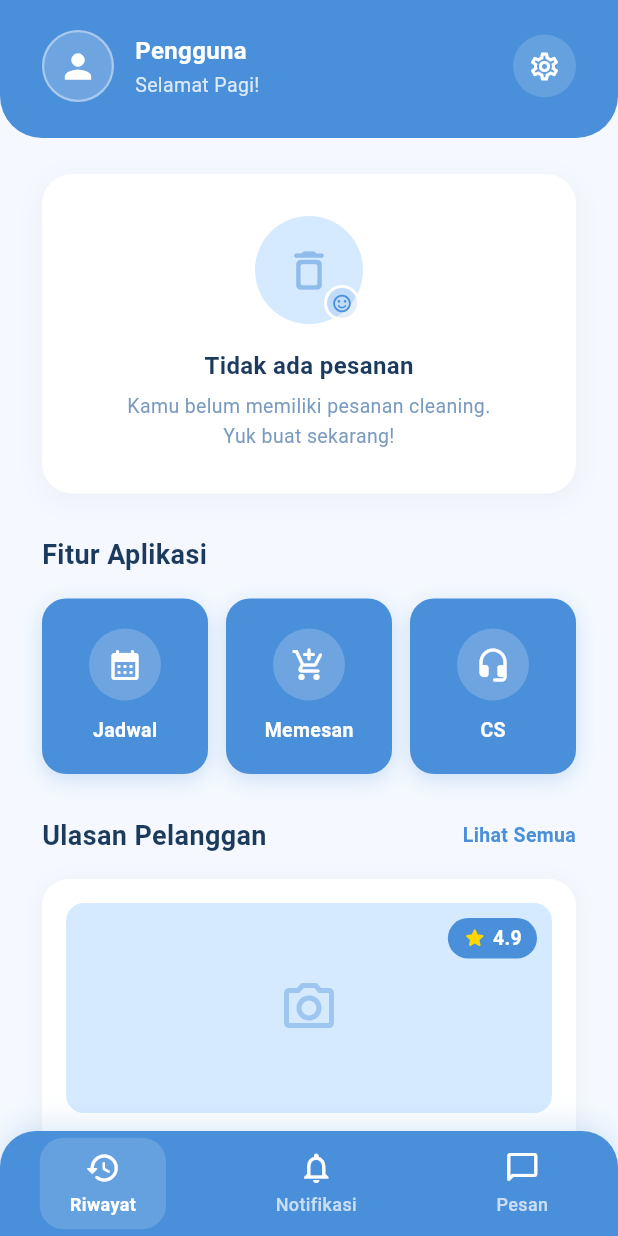
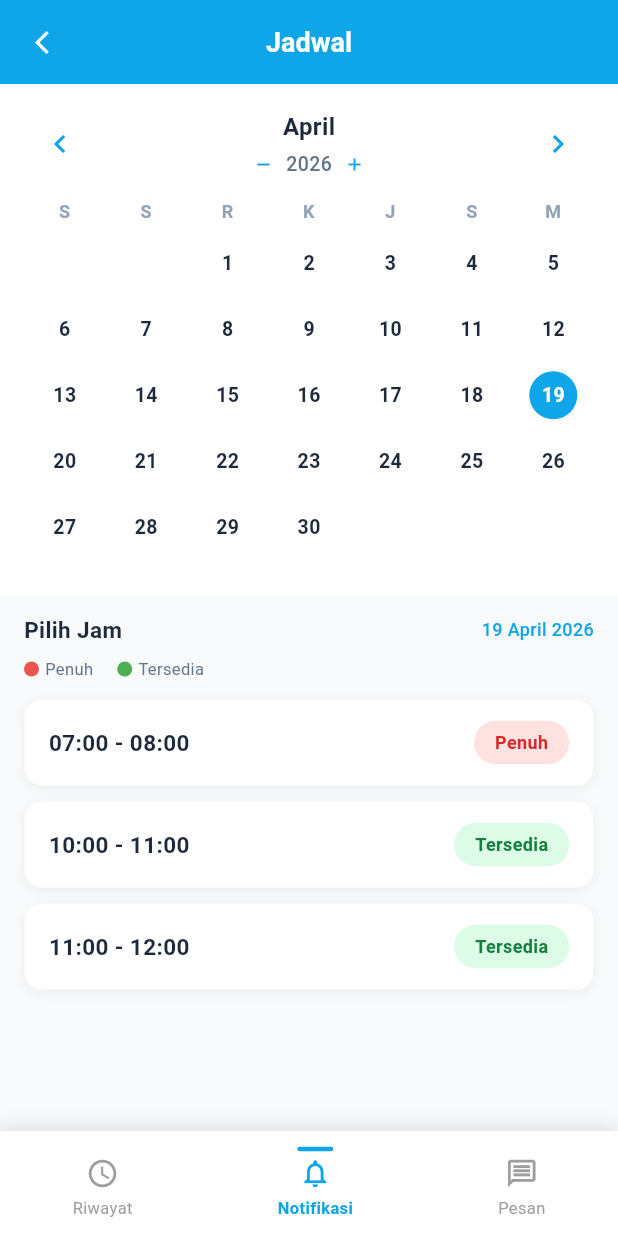
Before and after one commit to revanzayyan/cleanbee, a Flutter app: the DashboardScreen screen opened directly, after a tap on "Jadwal", on a phone screen of 412 x 824 dp. Run offline on Flutter 3.47's test engine with Material 3 defaults, Android fonts, the light colour scheme and no system bars; our stand-ins replace firebase_auth, firebase_core, google_sign_in; accounts and stored records are empty.

Commit message:
Menambah Fitur Jadwal

```diff
--- a/lib/screens/dashboard_screen.dart
+++ b/lib/screens/dashboard_screen.dart
@@ -2,6 +2,9 @@ import 'package:flutter/material.dart';
 import '../utils/constants.dart';
 import '../widgets/custom_bottom_nav.dart';
 import '../services/auth_service.dart';
+
+// 1. IMPORT file jadwal_screen agar bisa dipanggil
+import 'jadwal_screen.dart';
 
 class DashboardScreen extends StatefulWidget {
   const DashboardScreen({super.key});
@@ -159,7 +162,7 @@ class _DashboardScreenState extends State<DashboardScreen> {
     );
   }
 
-// status pesanan
+  // status pesanan
   Widget _buildOrderStatus() {
     return Padding(
       padding: const EdgeInsets.symmetric(horizontal: 28),
@@ -245,7 +248,7 @@ class _DashboardScreenState extends State<DashboardScreen> {
     );
   }
 
-// fitur aplikasi
+  // fitur aplikasi (SUDAH DIPERBAIKI)
   Widget _buildFeatureSection() {
     return Padding(
       padding: const EdgeInsets.symmetric(horizontal: 28),
@@ -263,17 +266,48 @@ class _DashboardScreenState extends State<DashboardScreen> {
           const SizedBox(height: 16),
           Row(
             children: [
+              // Fitur Jadwal (SUDAH BERFUNGSI)
               Expanded(
                   child: _featureCard(
-                      icon: Icons.calendar_month_rounded, label: 'Jadwal')),
+                      icon: Icons.calendar_month_rounded,
+                      label: 'Jadwal',
+                      onTap: () {
+                        // Berpindah ke halaman Jadwal
+                        Navigator.push(
+                          context,
+                          MaterialPageRoute(
+                            builder: (context) => const JadwalScreen(),
+                          ),
+                        );
+                      },
+                  )
+              ),
               const SizedBox(width: 12),
+              // Fitur Memesan
               Expanded(
                   child: _featureCard(
-                      icon: Icons.add_shopping_cart_rounded, label: 'Memesan')),
+                      icon: Icons.add_shopping_cart_rounded,
+                      label: 'Memesan',
+                      onTap: () {
+                        ScaffoldMessenger.of(context).showSnackBar(
+                          const SnackBar(content: Text('Fitur Memesan belum tersedia')),
+                        );
+                      },
+                  )
+              ),
               const SizedBox(width: 12),
+              // Fitur CS
               Expanded(
                   child: _featureCard(
-                      icon: Icons.headset_mic_rounded, label: 'CS')),
+                      icon: Icons.headset_mic_rounded,
+                      label: 'CS',
+                      onTap: () {
+                        ScaffoldMessenger.of(context).showSnackBar(
+                          const SnackBar(content: Text('Menghubungi Customer Service...')),
+                        );
+                      },
+                  )
+              ),
             ],
           ),
         ],
@@ -281,9 +315,14 @@ class _DashboardScreenState extends State<DashboardScreen> {
     );
   }
 
-  Widget _featureCard({required IconData icon, required String label}) {
+  // Widget Kartu Fitur (SUDAH DIPERBAIKI: Menambahkan VoidCallback)
+  Widget _featureCard({
+    required IconData icon,
+    required String label,
+    VoidCallback? onTap, // Parameter fungsi tap
+  }) {
     return GestureDetector(
-      onTap: () {},
+      onTap: onTap, // Jalankan fungsi saat ditekan
       child: Container(
         padding: const EdgeInsets.symmetric(vertical: 20),
         decoration: BoxDecoration(
@@ -323,7 +362,7 @@ class _DashboardScreenState extends State<DashboardScreen> {
     );
   }
 
-// ulasan pelanggan
+  // ulasan pelanggan
   Widget _buildReviewSection() {
     return Padding(
       padding: const EdgeInsets.symmetric(horizontal: 28),
--- /dev/null
+++ b/lib/screens/jadwal_screen.dart
@@ -0,0 +1,560 @@
+import 'package:flutter/material.dart';
+
+class JadwalScreen extends StatefulWidget {
+  const JadwalScreen({super.key});
+
+  @override
+  State<JadwalScreen> createState() => _JadwalScreenState();
+}
+
+class _JadwalScreenState extends State<JadwalScreen> {
+  late int selectedDay;
+  late int currentMonth; // 0-based (0 = Januari)
+  late int currentYear;
+  int activeNavIndex = 1;
+
+  final List<String> monthNames = [
+    'Januari', 'Februari', 'Maret', 'April', 'Mei', 'Juni',
+    'Juli', 'Agustus', 'September', 'Oktober', 'November', 'Desember',
+  ];
+
+  // Key: "year-month-day" (month 1-based), Value: list of time slots
+  final Map<String, List<Map<String, dynamic>>> scheduleData = {
+    '2025-4-1':  [
+      {'time': '07:00 - 08:00', 'isAvailable': false},
+      {'time': '09:00 - 10:00', 'isAvailable': true},
+      {'time': '13:00 - 14:00', 'isAvailable': true},
+    ],
+    '2025-4-5':  [
+      {'time': '07:00 - 08:00', 'isAvailable': false},
+      {'time': '10:00 - 11:00', 'isAvailable': false},
+      {'time': '14:00 - 15:00', 'isAvailable': true},
+    ],
+    '2025-4-10': [
+      {'time': '08:00 - 09:00', 'isAvailable': true},
+      {'time': '11:00 - 12:00', 'isAvailable': false},
+      {'time': '15:00 - 16:00', 'isAvailable': true},
+    ],
+    '2025-4-15': [
+      {'time': '07:00 - 08:00', 'isAvailable': false},
+      {'time': '10:00 - 11:00', 'isAvailable': false},
+      {'time': '13:00 - 14:00', 'isAvailable': false},
+    ],
+    '2025-4-19': [
+      {'time': '07:00 - 08:00', 'isAvailable': false},
+      {'time': '10:00 - 11:00', 'isAvailable': true},
+      {'time': '11:00 - 12:00', 'isAvailable': true},
+    ],
+    '2025-4-22': [
+      {'time': '09:00 - 10:00', 'isAvailable': true},
+      {'time': '12:00 - 13:00', 'isAvailable': false},
+      {'time': '16:00 - 17:00', 'isAvailable': true},
+    ],
+    '2025-5-3':  [
+      {'time': '07:00 - 08:00', 'isAvailable': true},
+      {'time': '10:00 - 11:00', 'isAvailable': true},
+    ],
+    '2025-5-10': [
+      {'time': '08:00 - 09:00', 'isAvailable': false},
+      {'time': '13:00 - 14:00', 'isAvailable': true},
+    ],
+  };
+
+  // Default slots jika tanggal tidak ada di scheduleData
+  final List<Map<String, dynamic>> defaultSlots = [
+    {'time': '07:00 - 08:00', 'isAvailable': false},
+    {'time': '10:00 - 11:00', 'isAvailable': true},
+    {'time': '11:00 - 12:00', 'isAvailable': true},
+  ];
+
+  static const Color primaryColor = Color(0xFF0EA5E9);
+
+  @override
+  void initState() {
+    super.initState();
+    final now = DateTime.now();
+    currentYear = now.year;
+    currentMonth = now.month - 1; // Convert to 0-based
+    selectedDay = now.day;
+  }
+
+  String get scheduleKey => '$currentYear-${currentMonth + 1}-$selectedDay';
+
+  List<Map<String, dynamic>> get currentSlots =>
+      scheduleData[scheduleKey] ?? defaultSlots;
+
+  bool hasEvent(int day) {
+    final key = '$currentYear-${currentMonth + 1}-$day';
+    return scheduleData.containsKey(key);
+  }
+
+  int get daysInMonth => DateTime(currentYear, currentMonth + 1 + 1, 0).day;
+
+  // Hari pertama di bulan ini (0=Senin, 6=Minggu — format ISO)
+  int get firstWeekdayOfMonth {
+    final weekday = DateTime(currentYear, currentMonth + 1, 1).weekday;
+    return weekday - 1; // Flutter weekday: 1=Mon..7=Sun → 0-based offset
+  }
+
+  void _prevMonth() {
+    setState(() {
+      if (currentMonth == 0) {
+        currentMonth = 11;
+        currentYear--;
+      } else {
+        currentMonth--;
+      }
+      selectedDay = 1;
+    });
+  }
+
+  void _nextMonth() {
+    setState(() {
+      if (currentMonth == 11) {
+        currentMonth = 0;
+        currentYear++;
+      } else {
+        currentMonth++;
+      }
+      selectedDay = 1;
+    });
+  }
+
+  void _prevYear() {
+    setState(() {
+      currentYear--;
+      selectedDay = 1;
+    });
+  }
+
+  void _nextYear() {
+    setState(() {
+      currentYear++;
+      selectedDay = 1;
+    });
+  }
+
+  @override
+  Widget build(BuildContext context) {
+    return Scaffold(
+      backgroundColor: const Color(0xFFF8FAFC),
+      appBar: AppBar(
+        backgroundColor: primaryColor,
+        elevation: 0,
+        centerTitle: true,
+        title: const Text(
+          'Jadwal',
+          style: TextStyle(
+            color: Colors.white,
+            fontSize: 18,
+            fontWeight: FontWeight.w600,
+          ),
+        ),
+        leading: IconButton(
+          icon: const Icon(Icons.arrow_back_ios_new, color: Colors.white, size: 18),
+          onPressed: () => Navigator.pop(context),
+        ),
+      ),
+      body: Column(
+        children: [
+          _buildCalendarSection(),
+          const SizedBox(height: 12),
+          _buildTimeSlotsSection(),
+        ],
+      ),
+      bottomNavigationBar: _buildBottomNav(),
+    );
+  }
+
+  Widget _buildCalendarSection() {
+    return Container(
+      color: Colors.white,
+      padding: const EdgeInsets.fromLTRB(16, 16, 16, 20),
+      child: Column(
+        children: [
+          // Navigasi Bulan
+          Row(
+            mainAxisAlignment: MainAxisAlignment.spaceBetween,
+            children: [
+              IconButton(
+                onPressed: _prevMonth,
+                icon: const Icon(Icons.chevron_left, color: primaryColor),
+                padding: EdgeInsets.zero,
+                constraints: const BoxConstraints(minWidth: 36, minHeight: 36),
+              ),
+              Column(
+                children: [
+                  Text(
+                    monthNames[currentMonth],
+                    style: const TextStyle(
+                      fontSize: 16,
+                      fontWeight: FontWeight.w600,
+                      color: Color(0xFF1E293B),
+                    ),
+                  ),
+                  const SizedBox(height: 4),
+                  // Navigasi Tahun
+                  Row(
+                    mainAxisSize: MainAxisSize.min,
+                    children: [
+                      GestureDetector(
+                        onTap: _prevYear,
+                        child: const Padding(
+                          padding: EdgeInsets.symmetric(horizontal: 8),
+                          child: Icon(Icons.remove, size: 14, color: primaryColor),
+                        ),
+                      ),
+                      Text(
+                        '$currentYear',
+                        style: const TextStyle(
+                          fontSize: 13,
+                          color: Color(0xFF64748B),
+                          fontWeight: FontWeight.w500,
+                        ),
+                      ),
+                      GestureDetector(
+                        onTap: _nextYear,
+                        child: const Padding(
+                          padding: EdgeInsets.symmetric(horizontal: 8),
+                          child: Icon(Icons.add, size: 14, color: primaryColor),
+                        ),
+                      ),
+                    ],
+                  ),
+                ],
+              ),
+              IconButton(
+                onPressed: _nextMonth,
+                icon: const Icon(Icons.chevron_right, color: primaryColor),
+                padding: EdgeInsets.zero,
+                constraints: const BoxConstraints(minWidth: 36, minHeight: 36),
+              ),
+            ],
+          ),
+          const SizedBox(height: 12),
+          // Header hari
+          Row(
+            mainAxisAlignment: MainAxisAlignment.spaceAround,
+            children: const ['S', 'S', 'R', 'K', 'J', 'S', 'M'].map((d) {
+              return SizedBox(
+                width: 36,
+                child: Text(
+                  d,
+                  textAlign: TextAlign.center,
+                  style: const TextStyle(
+                    fontSize: 12,
+                    fontWeight: FontWeight.w600,
+                    color: Color(0xFF94A3B8),
+                  ),
+                ),
+              );
+            }).toList(),
+          ),
+          const SizedBox(height: 8),
+          // Grid kalender
+          _buildCalendarGrid(),
+        ],
+      ),
+    );
+  }
+
+  Widget _buildCalendarGrid() {
+    final totalCells = firstWeekdayOfMonth + daysInMonth;
+    final rows = (totalCells / 7).ceil();
+
+    return Column(
+      children: List.generate(rows, (rowIndex) {
+        return Row(
+          mainAxisAlignment: MainAxisAlignment.spaceAround,
+          children: List.generate(7, (colIndex) {
+            final cellIndex = rowIndex * 7 + colIndex;
+            final day = cellIndex - firstWeekdayOfMonth + 1;
+
+            if (day < 1 || day > daysInMonth) {
+              return const SizedBox(width: 36, height: 44);
+            }
+            return _buildDayCell(day);
+          }),
+        );
+      }),
+    );
+  }
+
+  Widget _buildDayCell(int day) {
+    final isSelected = day == selectedDay;
+    final isToday = day == DateTime.now().day &&
+        currentMonth == DateTime.now().month - 1 &&
+        currentYear == DateTime.now().year;
+    final hasEventOnDay = hasEvent(day);
+
+    return GestureDetector(
+      onTap: () => setState(() => selectedDay = day),
+      child: SizedBox(
+        width: 36,
+        height: 44,
+        child: Column(
+          mainAxisAlignment: MainAxisAlignment.center,
+          children: [
+            Container(
+              width: 32,
+              height: 32,
+              decoration: BoxDecoration(
+                color: isSelected ? primaryColor : Colors.transparent,
+                shape: BoxShape.circle,
+                border: isToday && !isSelected
+                    ? Border.all(color: primaryColor, width: 1.5)
+                    : null,
+              ),
+              child: Center(
+                child: Text(
+                  '$day',
+                  style: TextStyle(
+                    fontSize: 13,
+                    fontWeight: FontWeight.w600,
+                    color: isSelected
+                        ? Colors.white
+                        : isToday
+                            ? primaryColor
+                            : const Color(0xFF1E293B),
+                  ),
+                ),
+              ),
+            ),
+            const SizedBox(height: 2),
+            // Titik indikator event
+            if (hasEventOnDay && !isSelected)
+              Container(
+                width: 5,
+                height: 5,
+                decoration: const BoxDecoration(
+                  color: primaryColor,
+                  shape: BoxShape.circle,
+                ),
+              )
+            else
+              const SizedBox(height: 5),
+          ],
+        ),
+      ),
+    );
+  }
+
+  Widget _buildTimeSlotsSection() {
+    final slots = currentSlots;
+    final dateLabel =
+        '$selectedDay ${monthNames[currentMonth]} $currentYear';
+
+    return Expanded(
+      child: Padding(
+        padding: const EdgeInsets.symmetric(horizontal: 16),
+        child: Column(
+          crossAxisAlignment: CrossAxisAlignment.start,
+          children: [
+            Row(
+              mainAxisAlignment: MainAxisAlignment.spaceBetween,
+              children: [
+                const Text(
+                  'Pilih Jam',
+                  style: TextStyle(
+                    fontSize: 15,
+                    fontWeight: FontWeight.w600,
+                    color: Color(0xFF1E293B),
+                  ),
+                ),
+                Text(
+                  dateLabel,
+                  style: const TextStyle(
+                    fontSize: 12,
+                    color: primaryColor,
+                    fontWeight: FontWeight.w500,
+                  ),
+                ),
+              ],
+            ),
+            const SizedBox(height: 8),
+            // Legenda
+            Row(
+              children: [
+                _buildLegend(Colors.red.shade400, 'Penuh'),
+                const SizedBox(width: 16),
+                _buildLegend(Colors.green.shade500, 'Tersedia'),
+              ],
+            ),
+            const SizedBox(height: 12),
+            Expanded(
+              child: ListView.builder(
+                itemCount: slots.length,
+                itemBuilder: (context, index) {
+                  final slot = slots[index];
+                  return _buildTimeSlotCard(
+                    timeRange: slot['time'],
+                    isAvailable: slot['isAvailable'],
+                  );
+                },
+              ),
+            ),
+          ],
+        ),
+      ),
+    );
+  }
+
+  Widget _buildLegend(Color color, String label) {
+    return Row(
+      mainAxisSize: MainAxisSize.min,
+      children: [
+        Container(
+          width: 10,
+          height: 10,
+          decoration: BoxDecoration(color: color, shape: BoxShape.circle),
+        ),
+        const SizedBox(width: 4),
+        Text(
+          label,
+          style: const TextStyle(fontSize: 11, color: Color(0xFF64748B)),
+        ),
+      ],
+    );
+  }
+
+  Widget _buildTimeSlotCard({
+    required String timeRange,
+    required bool isAvailable,
+  }) {
+    final badgeBg = isAvailable
+        ? const Color(0xFFDCFCE7)
+        : const Color(0xFFFEE2E2);
+    final badgeText = isAvailable
+        ? const Color(0xFF15803D)
+        : const Color(0xFFDC2626);
+    final statusLabel = isAvailable ? 'Tersedia' : 'Penuh';
+
+    return GestureDetector(
+      onTap: isAvailable
+          ? () {
+              ScaffoldMessenger.of(context).showSnackBar(
+                SnackBar(
+                  content: Text(
+                    'Memesan jadwal: $timeRange',
+                    style: const TextStyle(color: Colors.white),
+                  ),
+                  backgroundColor: primaryColor,
+                  duration: const Duration(seconds: 2),
+                ),
+              );
+            }
+          : null,
+      child: Container(
+        margin: const EdgeInsets.only(bottom: 10),
+        padding: const EdgeInsets.symmetric(horizontal: 16, vertical: 14),
+        decoration: BoxDecoration(
+          color: Colors.white,
+          borderRadius: BorderRadius.circular(12),
+          boxShadow: [
+            BoxShadow(
+              color: Colors.black.withOpacity(0.05),
+              blurRadius: 6,
+              offset: const Offset(0, 2),
+            ),
+          ],
+          border: Border.all(
+            color: Colors.grey.withOpacity(0.1),
+            width: 0.5,
+          ),
+        ),
+        child: Row(
+          mainAxisAlignment: MainAxisAlignment.spaceBetween,
+          children: [
+            Text(
+              timeRange,
+              style: const TextStyle(
+                fontSize: 15,
+                fontWeight: FontWeight.w600,
+                color: Color(0xFF1E293B),
+              ),
+            ),
+            Container(
+              padding:
+                  const EdgeInsets.symmetric(horizontal: 14, vertical: 6),
+              decoration: BoxDecoration(
+                color: badgeBg,
+                borderRadius: BorderRadius.circular(20),
+              ),
+              child: Text(
+                statusLabel,
+                style: TextStyle(
+                  fontSize: 12,
+                  fontWeight: FontWeight.w600,
+                  color: badgeText,
+                ),
+              ),
+            ),
+          ],
+        ),
+      ),
+    );
+  }
+
+  Widget _buildBottomNav() {
+    final navItems = [
+      {'icon': Icons.access_time, 'label': 'Riwayat'},
+      {'icon': Icons.notifications_outlined, 'label': 'Notifikasi'},
+      {'icon': Icons.message_outlined, 'label': 'Pesan'},
+    ];
+
+    return Container(
+      height: 70,
+      decoration: const BoxDecoration(
+        color: Colors.white,
+        boxShadow: [
+          BoxShadow(
+            color: Colors.black12,
+            blurRadius: 10,
+            offset: Offset(0, -2),
+          ),
+        ],
+      ),
+      child: Row(
+        mainAxisAlignment: MainAxisAlignment.spaceAround,
+        children: List.generate(navItems.length, (i) {
+          final isActive = i == activeNavIndex;
+          return GestureDetector(
+            onTap: () => setState(() => activeNavIndex = i),
+            child: Column(
+              mainAxisAlignment: MainAxisAlignment.center,
+              children: [
+                if (isActive)
+                  Container(
+                    height: 3,
+                    width: 24,
+                    margin: const EdgeInsets.only(bottom: 4),
+                    decoration: BoxDecoration(
+                      color: primaryColor,
+                      borderRadius: BorderRadius.circular(2),
+                    ),
+                  )
+                else
+                  const SizedBox(height: 7),
+                Icon(
+                  navItems[i]['icon'] as IconData,
+                  color: isActive ? primaryColor : Colors.grey,
+                  size: 22,
+                ),
+                const SizedBox(height: 4),
+                Text(
+                  navItems[i]['label'] as String,
+                  style: TextStyle(
+                    fontSize: 11,
+                    color: isActive ? primaryColor : Colors.grey,
+                    fontWeight:
+                        isActive ? FontWeight.w600 : FontWeight.normal,
+                  ),
+                ),
+              ],
+            ),
+          );
+        }),
+      ),
+    );
+  }
+}
```
